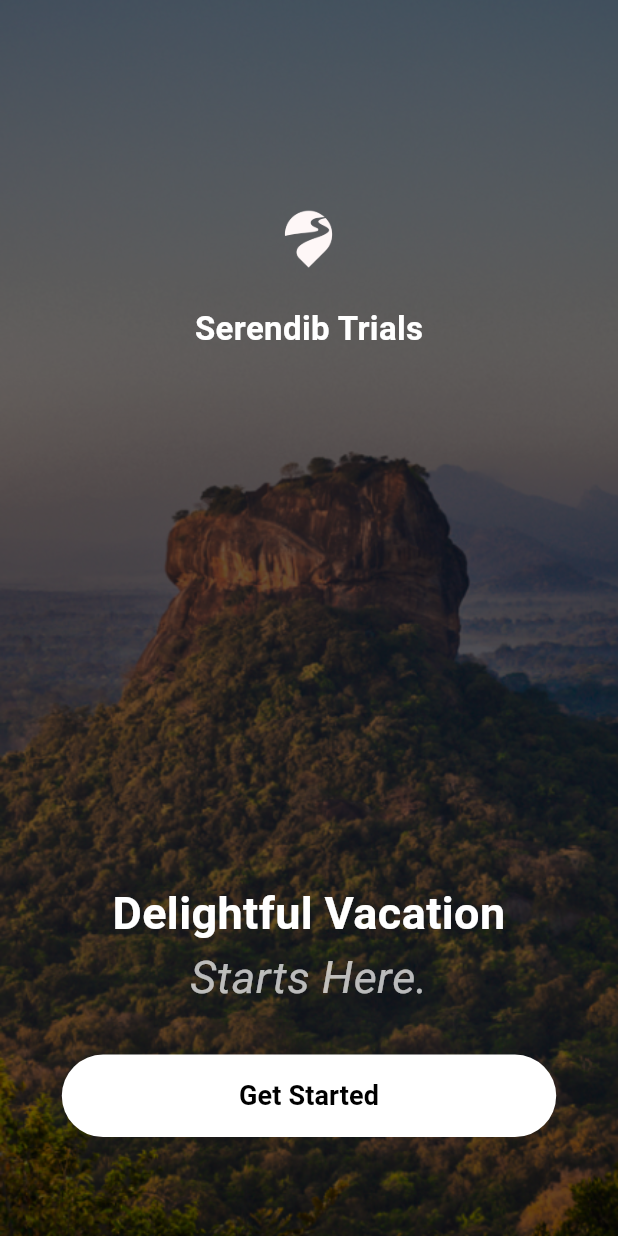
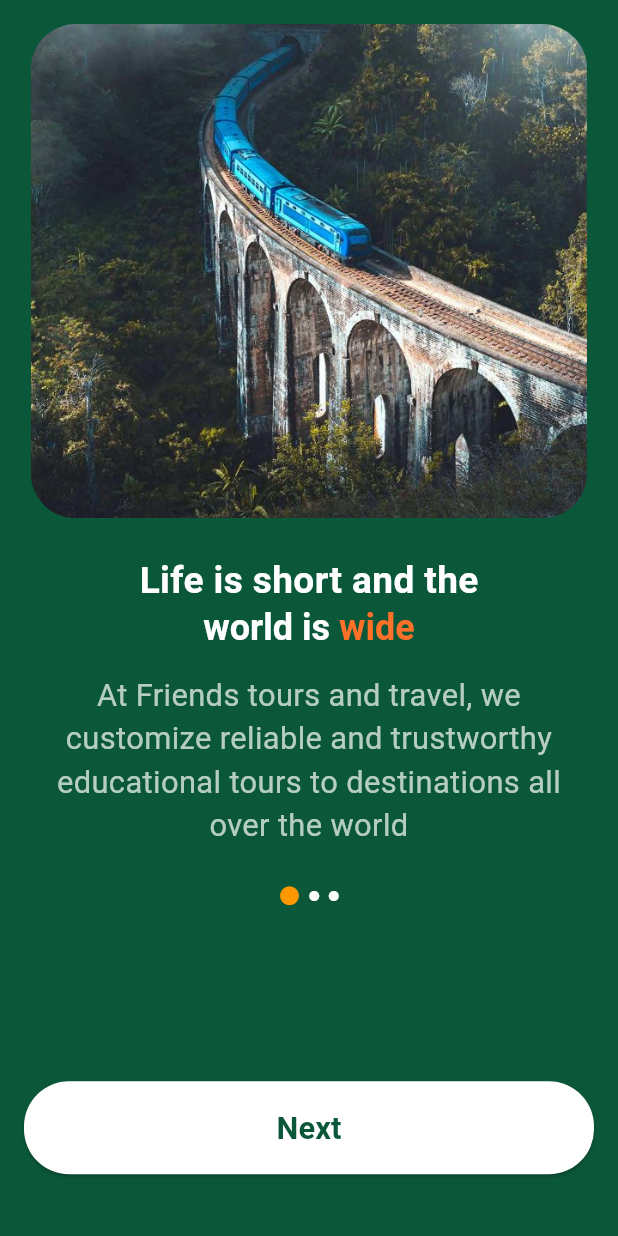
Before and after one commit to PoornaManakal/Serendib-Trails, a Flutter app: the screen it shows after launch, after a tap on "Get Started", on a phone screen of 412 x 824 dp. Run offline on Flutter 3.47's test engine with Material 3 defaults, Android fonts, the phone set to English and light mode, and no system bars.

Commit message:
landing pages created and set routes

```diff
--- a/Frontend/lib/main.dart
+++ b/Frontend/lib/main.dart
@@ -1,6 +1,9 @@
 import 'package:flutter/material.dart';
 import 'screens/welcomepage.dart';
 import 'screens/splashscreen.dart';
+import 'screens/LandingPage1.dart';
+import 'screens/LandingPage2.dart';
+import 'screens/LandingPage3.dart';
 
 void main() {
   runApp(const SerendibApp());
@@ -17,6 +20,9 @@ class SerendibApp extends StatelessWidget {
       routes: {
         '/': (context) => const SplashScreen(),
         '/welcome': (context) => const WelcomePage(),
+        '/LandingPage1': (context) => const LandingPage1(),
+        '/LandingPage2': (context) => const LandingPage2(),
+        '/LandingPage3': (context) => const LandingPage3(),
       },
     );
   }
--- /dev/null
+++ b/Frontend/lib/screens/LandingPage1.dart
@@ -0,0 +1,171 @@
+import 'package:flutter/material.dart';
+import 'package:serendib_trails/screens/LandingPage2.dart';
+
+class LandingPage1 extends StatelessWidget {
+  const LandingPage1({super.key});
+
+  @override
+  Widget build(BuildContext context) {
+    final screenWidth = MediaQuery.of(context).size.width;
+    final screenHeight = MediaQuery.of(context).size.height;
+
+    return Scaffold(
+      body: Container(
+        color: const Color(0xFF0B5739),
+        child: SafeArea(
+          child: Column(
+            mainAxisAlignment: MainAxisAlignment.spaceBetween,
+            children: [
+              // Top Content
+              Padding(
+                padding: const EdgeInsets.all(16.0),
+                child: Column(
+                  children: [
+                    // Image Container
+                    Container(
+                      width: screenWidth * 0.9, // Make image width responsive
+                      height: screenHeight *
+                          0.4, // Adjust height based on screen size
+                      decoration: BoxDecoration(
+                        image: const DecorationImage(
+                          image: AssetImage('lib/assets/images/landing1.jpg'),
+                          fit: BoxFit.cover,
+                        ),
+                        borderRadius: const BorderRadius.only(
+                          bottomLeft: Radius.circular(30),
+                          bottomRight: Radius.circular(30),
+                          topLeft: Radius.circular(30),
+                          topRight: Radius.circular(30),
+                        ),
+                      ),
+                    ),
+
+                    const SizedBox(height: 24),
+
+                    // Title Text
+                    Column(
+                      children: [
+                        Text(
+                          'Life is short and the',
+                          style: TextStyle(
+                            color: Colors.white,
+                            fontSize: screenWidth *
+                                0.06, // Adjust based on screen width
+                            fontWeight: FontWeight.bold,
+                          ),
+                        ),
+                        RichText(
+                          text: const TextSpan(
+                            style: TextStyle(
+                              fontSize: 24,
+                              fontWeight: FontWeight.bold,
+                            ),
+                            children: [
+                              TextSpan(
+                                text: 'world is ',
+                                style: TextStyle(color: Colors.white),
+                              ),
+                              TextSpan(
+                                text: 'wide',
+                                style: TextStyle(color: Color(0xFFFF7029)),
+                              ),
+                            ],
+                          ),
+                        ),
+                      ],
+                    ),
+
+                    const SizedBox(height: 16),
+
+                    // Description
+                    Padding(
+                      padding: const EdgeInsets.symmetric(horizontal: 16),
+                      child: Text(
+                        'At Friends tours and travel, we customize reliable and trustworthy educational tours to destinations all over the world',
+                        textAlign: TextAlign.center,
+                        style: TextStyle(
+                          color: Colors.white70,
+                          fontSize: screenWidth * 0.05, // Responsive font size
+                        ),
+                      ),
+                    ),
+
+                    const SizedBox(height: 25),
+
+                    // Dots indicator
+                    Row(
+                      mainAxisAlignment: MainAxisAlignment.center,
+                      children: const [
+                        Icon(Icons.circle, size: 15, color: Colors.orange),
+                        SizedBox(width: 5),
+                        Icon(Icons.circle, size: 8, color: Colors.white),
+                        SizedBox(width: 5),
+                        Icon(Icons.circle, size: 8, color: Colors.white),
+                      ],
+                    ),
+                  ],
+                ),
+              ),
+
+              // Next Button
+              Padding(
+                padding: EdgeInsets.only(
+                  bottom: screenHeight *
+                      0.05, // Adjust button margin based on screen height
+                  left: 16,
+                  right: 16,
+                ),
+                child: SizedBox(
+                  width: double.infinity,
+                  child: ElevatedButton(
+                    onPressed: () {
+                      // Navigation logic
+                      Navigator.pushReplacement(
+                        context,
+                        PageRouteBuilder(
+                          pageBuilder:
+                              (context, animation, secondaryAnimation) =>
+                                  const LandingPage2(),
+                          transitionsBuilder:
+                              (context, animation, secondaryAnimation, child) {
+                            const begin = Offset(1.0, 0.0); // Slide from right
+                            const end = Offset.zero;
+                            const curve = Curves.easeInOut;
+
+                            var tween = Tween(begin: begin, end: end)
+                                .chain(CurveTween(curve: curve));
+                            var offsetAnimation = animation.drive(tween);
+
+                            return SlideTransition(
+                                position: offsetAnimation, child: child);
+                          },
+                        ),
+                      );
+                    },
+                    style: ElevatedButton.styleFrom(
+                      backgroundColor: Colors.white,
+                      foregroundColor: Colors.black,
+                      padding: EdgeInsets.symmetric(
+                          vertical: screenHeight * 0.02), // Responsive padding
+                      shape: RoundedRectangleBorder(
+                        borderRadius: BorderRadius.circular(30),
+                      ),
+                    ),
+                    child: Text(
+                      'Next',
+                      style: TextStyle(
+                        fontSize: screenWidth * 0.05, // Adjust button text size
+                        fontWeight: FontWeight.w600,
+                        color: const Color(0xFF0B5739),
+                      ),
+                    ),
+                  ),
+                ),
+              ),
+            ],
+          ),
+        ),
+      ),
+    );
+  }
+}
--- a/Frontend/lib/screens/welcomepage.dart
+++ b/Frontend/lib/screens/welcomepage.dart
@@ -1,5 +1,5 @@
 import 'package:flutter/material.dart';
-
+import 'package:serendib_trails/screens/LandingPage1.dart';
 class WelcomePage extends StatelessWidget {
   const WelcomePage({super.key});
 
@@ -93,6 +93,13 @@ class WelcomePage extends StatelessWidget {
                   child: TextButton(
                     onPressed: () {
                       // Define navigation or further actions
+                      Navigator.push(
+                        context,
+                        MaterialPageRoute(
+                          builder: (context) => const LandingPage1(),
+                        ),
+                      );
+
                     },
                     child: const Text(
                       'Get Started',
--- a/Frontend/pubspec.yaml
+++ b/Frontend/pubspec.yaml
@@ -60,6 +60,9 @@ flutter:
   assets:
     - lib/assets/images/welcome_bg.png
     - lib/assets/images/logo.png
+    - lib/assets/images/landing1.jpg
+    - lib/assets/images/landing2.jpg
+    - lib/assets/images/landing3.jpg
 
   # To add assets to your application, add an assets section, like this:
   # assets:
```
Also changed, not shown: Frontend/lib/screens/LandingPage2.dart (added, +165 -0 lines), Frontend/lib/screens/LandingPage3.dart (added, +167 -0 lines), Frontend/lib/assets/images/landing1.jpg (added), Frontend/lib/assets/images/landing2.jpg (added), Frontend/lib/assets/images/landing3.jpg (added).
